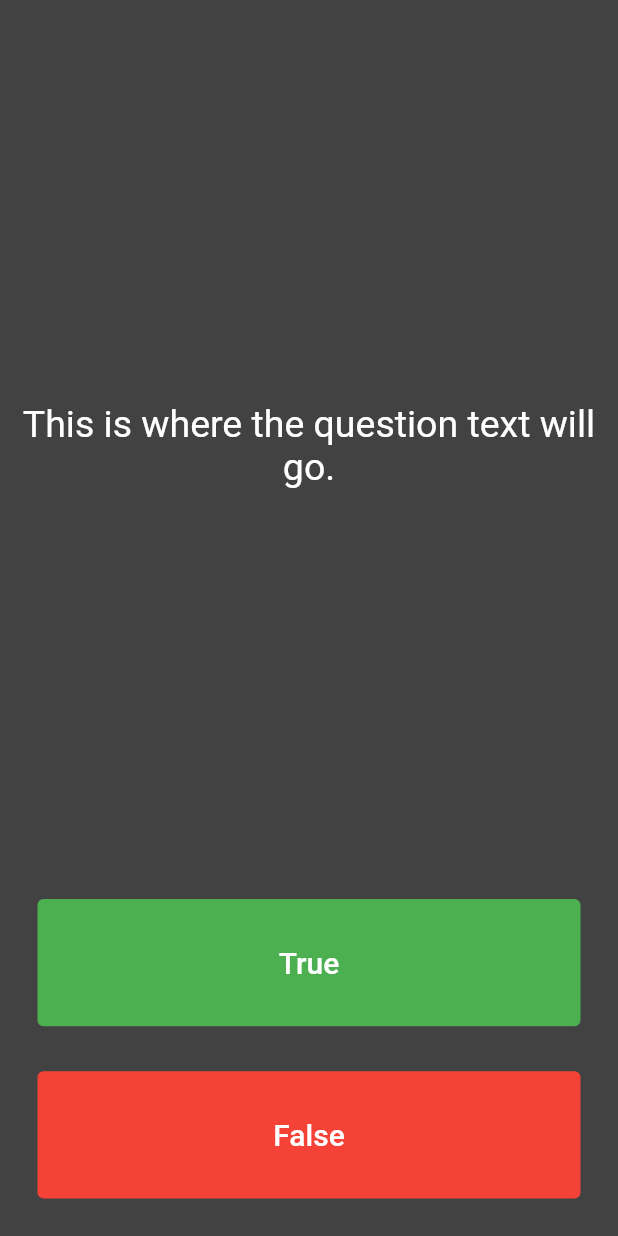
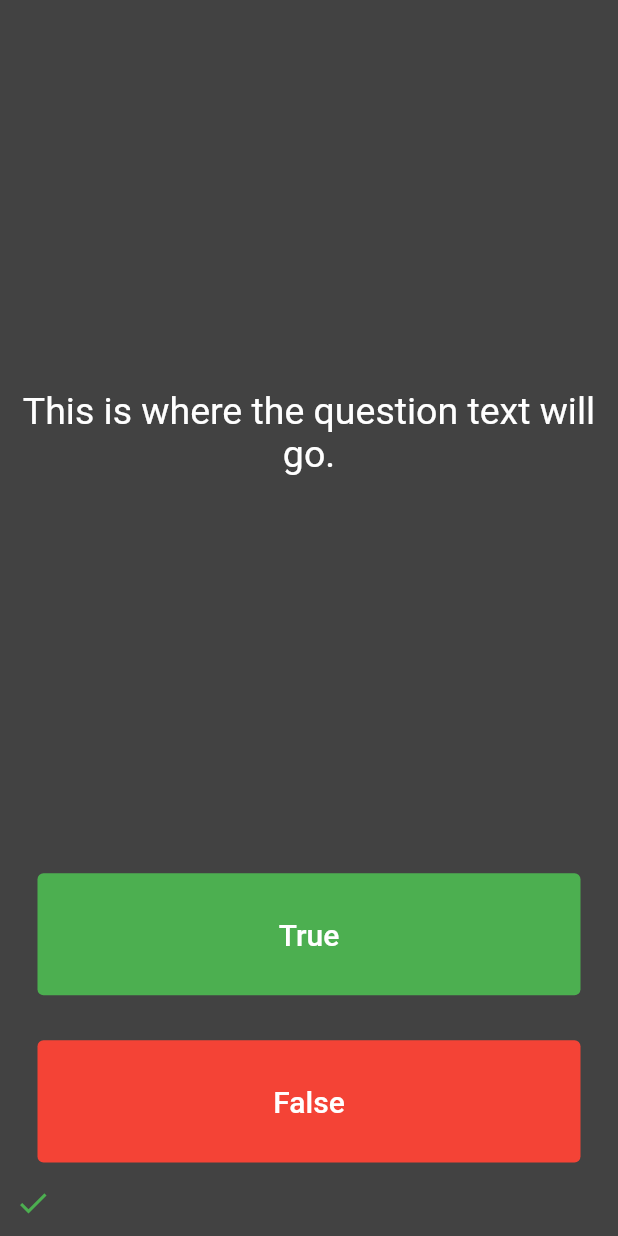
Before and after one commit to chaniru-puldith/EzyQuizzy-flutter-app, a Flutter app: the screen it shows after launch, after a tap on "True", on a phone screen of 412 x 824 dp. Run offline on Flutter 3.47's test engine with Material 2 defaults, Android fonts, the phone set to English and light mode, and no system bars.

Commit message:
Adding Icons - right/wrong

```diff
--- a/lib/main.dart
+++ b/lib/main.dart
@@ -26,6 +26,7 @@ class QuizPage extends StatefulWidget {
 }
 
 class _QuizPageState extends State<QuizPage> {
+  List<Icon> icons = [];
   @override
   Widget build(BuildContext context) {
     return Column(
@@ -59,7 +60,16 @@ class _QuizPageState extends State<QuizPage> {
                   fontSize: 20.0,
                 ),
               ),
-              onPressed: () {  },
+              onPressed: () {
+                setState(() {
+                  icons.add(
+                    const Icon(
+                      Icons.check,
+                      color: Colors.green,
+                    ),
+                  );
+                });
+              },
             ),
           ),
         ),
@@ -77,10 +87,22 @@ class _QuizPageState extends State<QuizPage> {
                   fontSize: 20.0,
                 ),
               ),
-              onPressed: () {  },
+              onPressed: () {
+                setState(() {
+                  icons.add(
+                    const Icon(
+                      Icons.close,
+                      color: Colors.red,
+                    ),
+                  );
+                });
+              },
             ),
           ),
         ),
+        Row(
+          children: icons,
+        )
       ],
     );
   }
```
